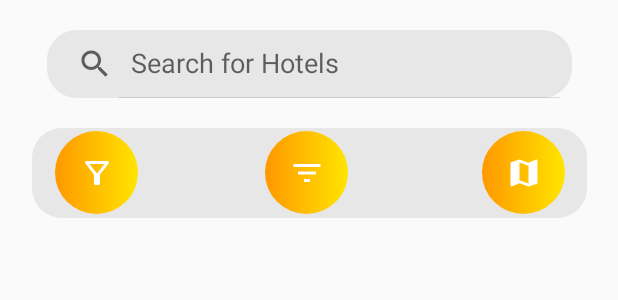
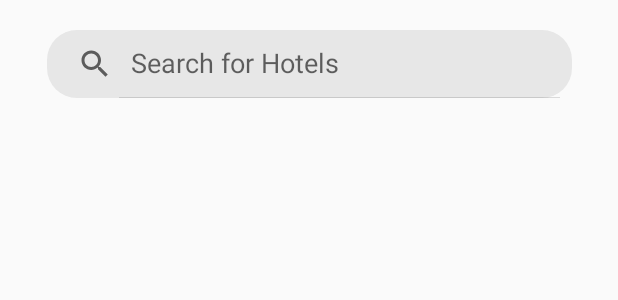
Before and after one commit to Naringul21/HOTELS, an Android app: the layout fragment_see_all.xml on its own in the app's theme, with its tools: preview values and no code run, on a phone screen of 412 x 824 dp. Shown: the top 300 px of the screen. Run offline under Robolectric (Android 15) with nearby library versions, the phone set to English and light mode, and no system bars.

Commit message:
updatePersonFragment

```diff
--- a/app/build.gradle
+++ b/app/build.gradle
@@ -76,9 +76,9 @@ dependencies {
     implementation 'com.google.firebase:firebase-auth-ktx'
     implementation 'com.firebaseui:firebase-ui-auth:7.2.0'
     implementation 'com.google.firebase:firebase-core:17.2.2'
-    implementation 'com.google.firebase:firebase-firestore-ktx:24.4.0'
     implementation 'com.google.firebase:firebase-auth-ktx:21.1.0'
     implementation 'com.google.firebase:firebase-database-ktx:20.1.0'
+    implementation 'com.google.firebase:firebase-firestore-ktx:24.4.1'
 
     //AppBar
     implementation 'androidx.appcompat:appcompat:1.2.0'
@@ -96,6 +96,7 @@ dependencies {
     implementation 'androidx.appcompat:appcompat:1.4.2'
     implementation 'com.google.android.material:material:1.6.1'
     implementation 'com.google.android.material:material:1.1.0-alpha10'
+    implementation 'com.google.android.material:material:1.0.0-beta01'
     implementation 'androidx.constraintlayout:constraintlayout:2.1.4'
     implementation 'androidx.legacy:legacy-support-v4:1.0.0'
     implementation 'androidx.navigation:navigation-fragment-ktx:2.5.1'
--- a/app/src/main/java/com/example/hotels/presentation/ui/PersonViewModel.kt
+++ b/app/src/main/java/com/example/hotels/presentation/ui/PersonViewModel.kt
@@ -9,8 +9,8 @@ class PersonViewModel() :ViewModel() {
     private val repo = AuthRepositoryImpl()
 
     fun getUserInfo(): MutableLiveData<User> {
-        val mutableData = MutableLiveData<MutableList<User>>()
-        repo.getUser().observeForever {
+        val mutableData = MutableLiveData<User>()
+        repo.getUserInfo().observeForever {
             mutableData.value = it
         }
         return mutableData
--- a/app/src/main/java/com/example/hotels/presentation/ui/signin/LogInFragment.kt
+++ b/app/src/main/java/com/example/hotels/presentation/ui/signin/LogInFragment.kt
@@ -8,7 +8,10 @@ import android.view.ViewGroup
 import androidx.core.view.isEmpty
 import androidx.lifecycle.Observer
 import androidx.navigation.fragment.findNavController
+import com.example.hotels.HOTELS.data.models.Hotels
+import com.example.hotels.HOTELS.data.models.User
 import com.example.hotels.HOTELS.presentation.ui.home_fragment.HomeFragment
+import com.example.hotels.HOTELS.utils.Navigator
 import com.example.hotels.HOTELS.utils.showSnackbar
 import com.example.hotels.R
 import com.example.hotels.databinding.FragmentLogInBinding
@@ -84,4 +87,5 @@ class LogInFragment : Fragment(R.layout.fragment_log_in), View.OnClickListener {
             }
         }
     }
+
 }
--- a/app/src/main/res/layout/fragment_person.xml
+++ b/app/src/main/res/layout/fragment_person.xml
@@ -28,7 +28,7 @@
 
         app:srcCompat="@mipmap/ic_launcher"/>
 
-    <com.google.android.material.imageview.ShapeableImageView
+    <ImageView
         android:id="@+id/person3"
         android:layout_width="200dp"
         android:layout_height="200dp"
--- a/app/src/main/res/layout/fragment_see_all.xml
+++ b/app/src/main/res/layout/fragment_see_all.xml
@@ -20,47 +20,47 @@
         android:layout_marginTop="20dp"
         />
 
-    <FrameLayout
-        android:id="@+id/fr_layout_filters"
-        android:layout_width="370dp"
-        android:layout_height="60dp"
-        android:background="@drawable/edit_background"
-        app:layout_constraintTop_toBottomOf="@id/searchView"
-        app:layout_constraintStart_toStartOf="parent"
-        app:layout_constraintEnd_toEndOf="parent"
-        android:layout_marginTop="20dp"
-        android:orientation="horizontal">
+<!--    <FrameLayout-->
+<!--        android:id="@+id/fr_layout_filters"-->
+<!--        android:layout_width="370dp"-->
+<!--        android:layout_height="60dp"-->
+<!--        android:background="@drawable/edit_background"-->
+<!--        app:layout_constraintTop_toBottomOf="@id/searchView"-->
+<!--        app:layout_constraintStart_toStartOf="parent"-->
+<!--        app:layout_constraintEnd_toEndOf="parent"-->
+<!--        android:layout_marginTop="20dp"-->
+<!--        android:orientation="horizontal">-->
 
-        <ImageButton
-            android:layout_marginTop="2dp"
-            android:layout_marginStart="15dp"
-            android:layout_width="55dp"
-            android:layout_height="55dp"
-            android:background="@drawable/toolbar_background"
-            android:src="@drawable/filter_icon"/>
+<!--        <ImageButton-->
+<!--            android:layout_marginTop="2dp"-->
+<!--            android:layout_marginStart="15dp"-->
+<!--            android:layout_width="55dp"-->
+<!--            android:layout_height="55dp"-->
+<!--            android:background="@drawable/toolbar_background"-->
+<!--            android:src="@drawable/filter_icon"/>-->
 
-        <ImageButton
-            android:layout_marginStart="155dp"
-            android:layout_marginTop="2dp"
-            android:layout_width="55dp"
-            android:layout_height="55dp"
-            android:background="@drawable/toolbar_background"
-            android:src="@drawable/filter_list"/>
+<!--        <ImageButton-->
+<!--            android:layout_marginStart="155dp"-->
+<!--            android:layout_marginTop="2dp"-->
+<!--            android:layout_width="55dp"-->
+<!--            android:layout_height="55dp"-->
+<!--            android:background="@drawable/toolbar_background"-->
+<!--            android:src="@drawable/filter_list"/>-->
 
-        <ImageButton
-            android:layout_marginTop="2dp"
-            android:layout_marginStart="300dp"
-            android:layout_width="55dp"
-            android:layout_height="55dp"
-            android:background="@drawable/toolbar_background"
-            android:src="@drawable/map_icon"/>
-    </FrameLayout>
+<!--        <ImageButton-->
+<!--            android:layout_marginTop="2dp"-->
+<!--            android:layout_marginStart="300dp"-->
+<!--            android:layout_width="55dp"-->
+<!--            android:layout_height="55dp"-->
+<!--            android:background="@drawable/toolbar_background"-->
+<!--            android:src="@drawable/map_icon"/>-->
+<!--    </FrameLayout>-->
 
     <androidx.recyclerview.widget.RecyclerView
         android:layout_width="match_parent"
-        android:layout_height="570dp"
+        android:layout_height="645dp"
         android:id="@+id/rv_see_all_hotels"
-        app:layout_constraintTop_toBottomOf="@id/fr_layout_filters"
+        app:layout_constraintTop_toBottomOf="@id/searchView"
         android:layout_marginTop="20dp"
 
         />
```
Also changed, not shown: app/src/main/java/com/example/hotels/presentation/ui/PersonFragment.kt (+135 -101 lines), app/src/main/java/com/example/hotels/presentation/ui/all_items/AllItemsFragment.kt (+0 -14 lines).
